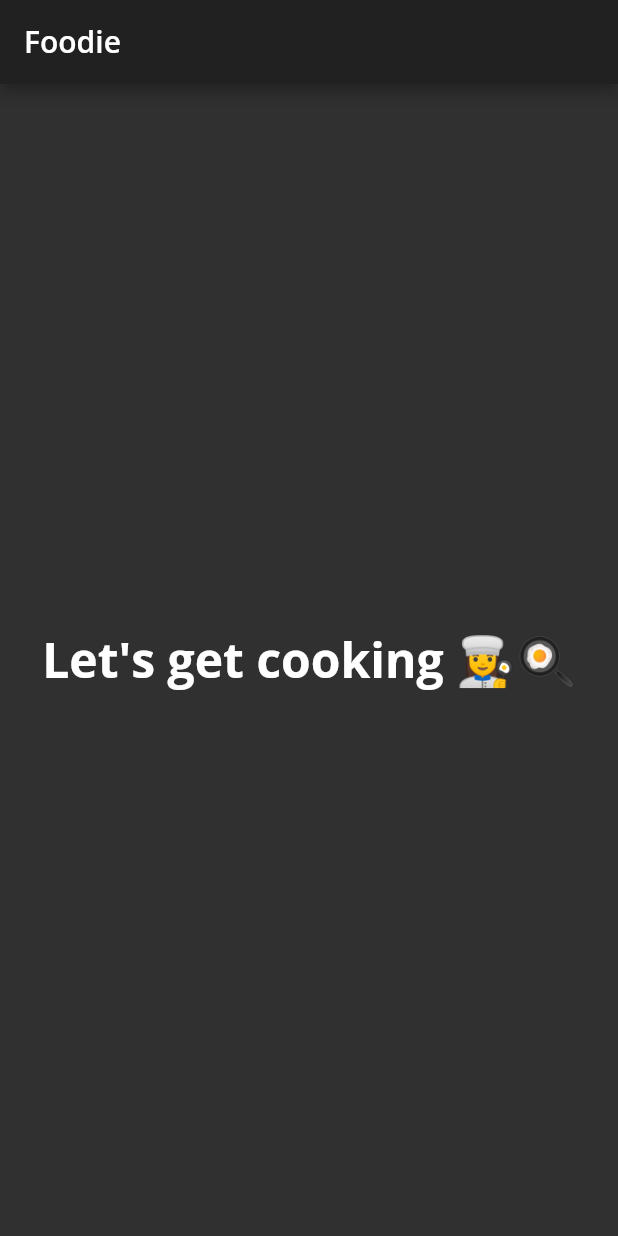
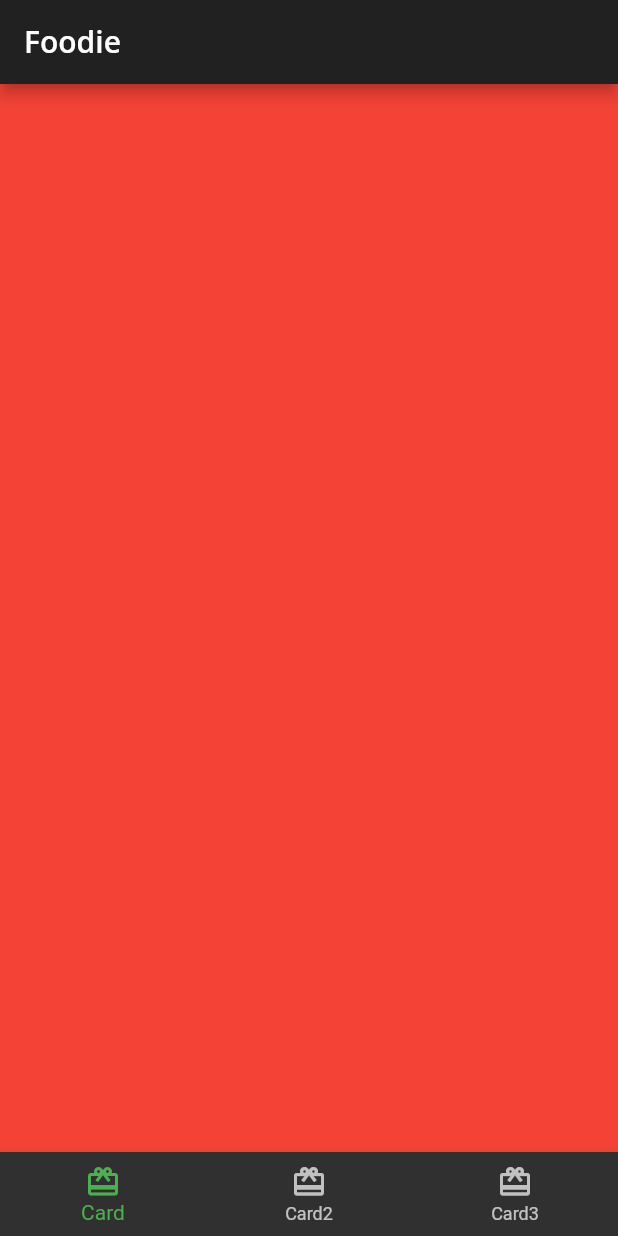
Before and after one commit to Kraftsman1/foodie, a Flutter app: the screen it shows after launch, on a phone screen of 412 x 824 dp. Run offline on Flutter 3.47's test engine with Material 2 defaults, Android fonts, the phone set to English and light mode, and no system bars; our stand-ins replace google_fonts.

Commit message:
added home and tab switching

```diff
--- /dev/null
+++ b/lib/home.dart
@@ -0,0 +1,63 @@
+import 'package:flutter/material.dart';
+
+class Home extends StatefulWidget {
+  const Home({super.key});
+
+  @override
+  HomeState createState() => HomeState();
+}
+
+class HomeState extends State<Home> {
+
+  int _selectedIndex = 0;
+
+  static List<Widget> pages = <Widget>[
+    //TODO: Replace with Card1
+    Container(color: Colors.red,),
+    //TODO: Replace with Card2
+    Container(color: Colors.green,),
+    //TODO: Replace with Card3
+    Container(color: Colors.blue,)
+  ];
+
+  void _onItemTapped(int index) {
+    setState(() {
+      _selectedIndex = index;
+    });
+  }
+
+  @override
+  Widget build(BuildContext context) {
+    return Scaffold(
+      appBar: AppBar(
+        title: Text(
+          'Foodie',
+          style: Theme.of(context).textTheme.titleLarge,
+        ),
+      ),
+
+      body: pages[_selectedIndex],
+
+      bottomNavigationBar: BottomNavigationBar(
+        selectedItemColor: Theme.of(context).textSelectionTheme.selectionColor,
+        currentIndex: _selectedIndex,
+        onTap: _onItemTapped,
+
+        items: const [
+          BottomNavigationBarItem(
+            icon: Icon(Icons.card_giftcard),
+            label: 'Card',
+          ),
+          BottomNavigationBarItem(
+            icon: Icon(Icons.card_giftcard),
+            label: 'Card2',
+          ),
+          BottomNavigationBarItem(
+            icon: Icon(Icons.card_giftcard),
+            label: 'Card3',
+          ),
+        ],
+      ),
+    );
+  }
+}
--- a/lib/main.dart
+++ b/lib/main.dart
@@ -1,5 +1,6 @@
 import 'package:flutter/material.dart';
 import 'foodie_theme.dart';
+import 'home.dart';
 
 void main() {
   runApp(const Foodie());
@@ -10,25 +11,11 @@ class Foodie extends StatelessWidget {
   @override
   Widget build(BuildContext context) {
     final theme = FoodieTheme.dark();
-    //TODO: Apply Home widget
+
     return MaterialApp(
       theme: theme,
       title: 'Foodie',
-      home: Scaffold(
-        appBar: AppBar(
-          title: Text(
-            'Foodie',
-            style: theme.textTheme.titleLarge,
-            ),
-        ),
-
-        body: Center(
-          child: Text(
-            'Let\'s get cooking 👩‍🍳🍳',
-            style: theme.textTheme.displayLarge,
-          ),
-        ),
-      ),
+      home: const Home(),
     );
   }
 }
```
